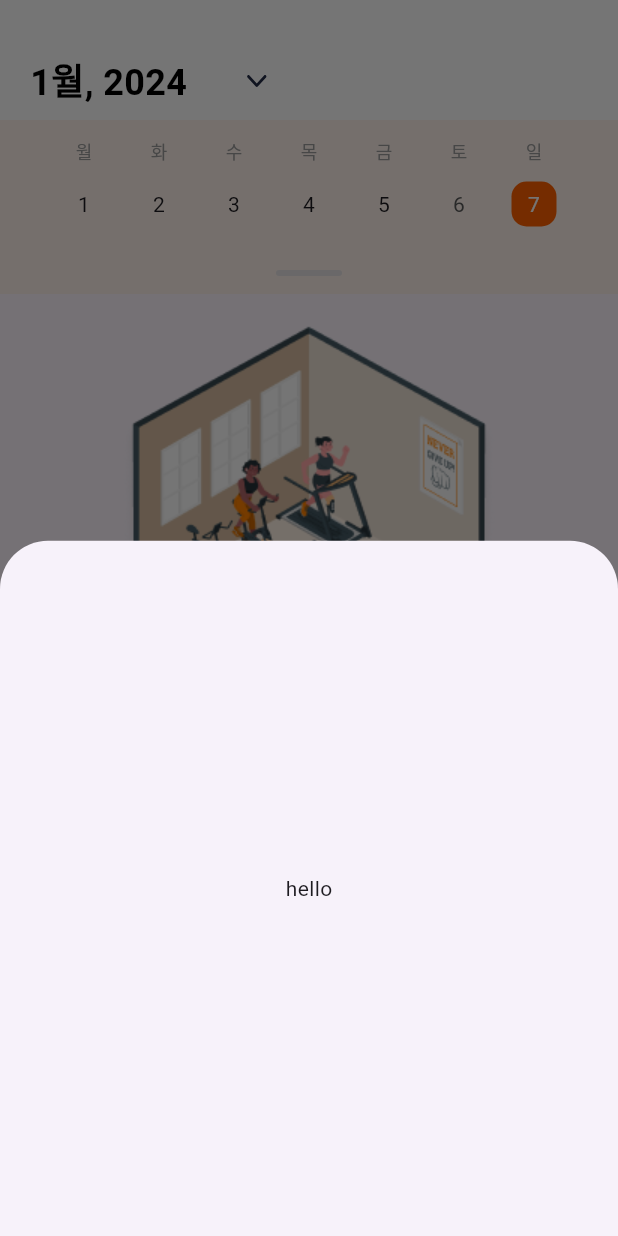
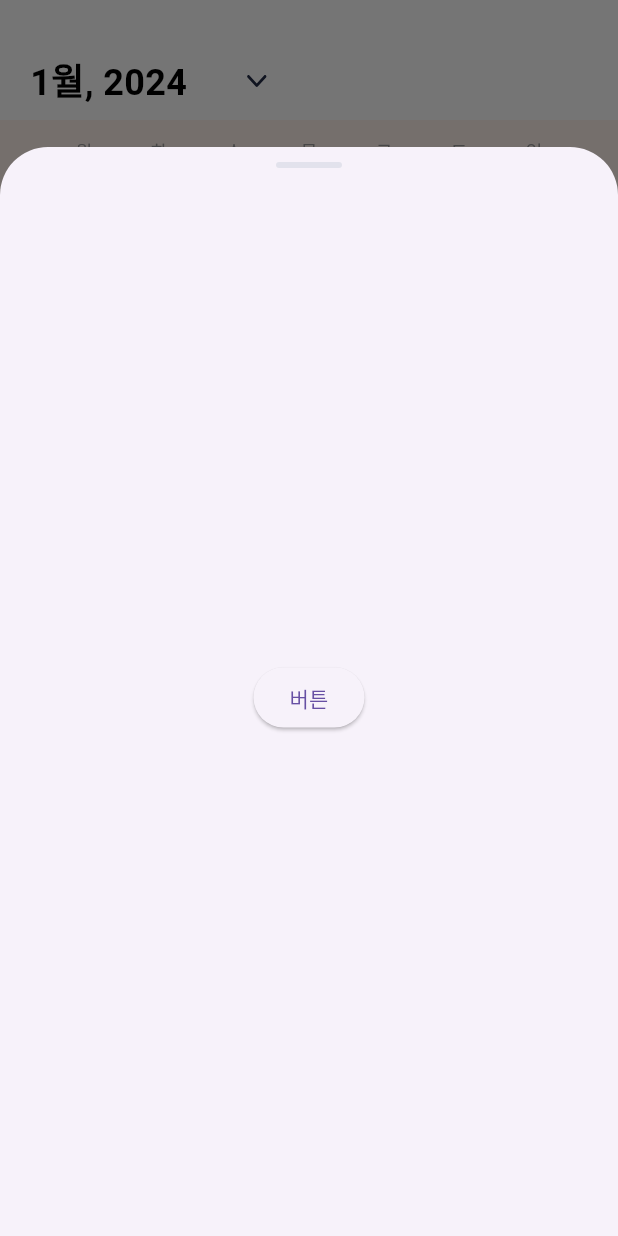
Before and after one commit to taesung1993/progressive_overload, a Flutter app: the screen it shows after launch, after a tap on "운동 기록하기", on a phone screen of 412 x 824 dp. Run offline on Flutter 3.47's test engine with Material 3 defaults, Android fonts, the phone set to English and light mode, and no system bars; drawn by our look-alikes of table_calendar; our stand-ins replace flutter_svg, google_fonts.

Commit message:
set height in bottom_sheet and test to open bottom_sheet on bottom_sheet

```diff
--- a/lib/main.dart
+++ b/lib/main.dart
@@ -15,6 +15,7 @@ class MyApp extends StatelessWidget {
   void _openCreatingWorkoutBottomSheet(BuildContext context) {
     showModalBottomSheet(
       context: context,
+      isScrollControlled: true,
       shape: const RoundedRectangleBorder(
         borderRadius: BorderRadius.only(
           topLeft: Radius.circular(32),
--- a/lib/widgets/creating_workout_bottom_sheet.dart
+++ b/lib/widgets/creating_workout_bottom_sheet.dart
@@ -14,8 +14,54 @@ class _CreatingWorkoutBottomSheet extends State<CreatingWorkoutBottomSheet> {
   @override
   Widget build(BuildContext context) {
     // TODO: implement build
-    return const Center(
-      child: Text('hello'),
+    return Stack(
+      children: [
+        Container(
+          height: 726,
+          padding: const EdgeInsets.only(
+            top: 48,
+            left: 16,
+            right: 16,
+            bottom: 40,
+          ),
+          child: Center(
+            child: ElevatedButton(
+              child: Text('버튼'),
+              onPressed: () {
+                showModalBottomSheet(
+                  context: context,
+                  shape: const RoundedRectangleBorder(
+                    borderRadius: BorderRadius.only(
+                      topLeft: Radius.circular(32),
+                      topRight: Radius.circular(32),
+                    ),
+                  ),
+                  builder: (context) {
+                    return Center(
+                      child: Text('hello'),
+                    );
+                  },
+                );
+              },
+            ),
+          ),
+        ),
+        Positioned(
+          top: 10,
+          left: 0,
+          right: 0,
+          child: Center(
+            child: Container(
+              width: 44,
+              height: 4,
+              decoration: BoxDecoration(
+                color: const Color(0xffCED3DE).withOpacity(0.5),
+                borderRadius: BorderRadius.circular(9999),
+              ),
+            ),
+          ),
+        )
+      ],
     );
   }
 }
```
